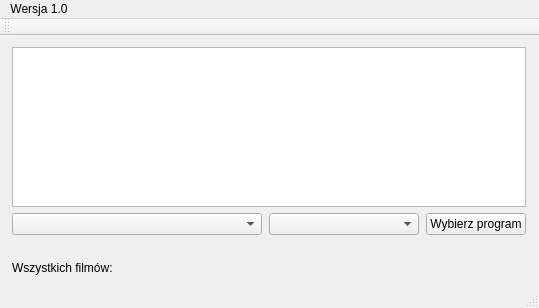
lukaszres/QProgramTV, file mainwindow.ui: the form before one commit.
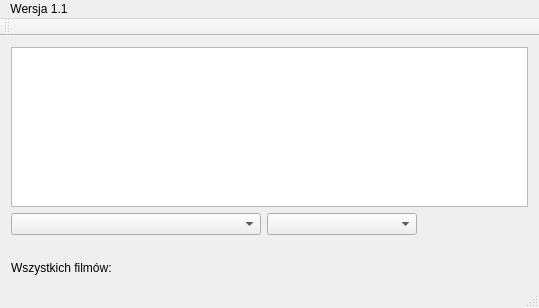
The form after the commit.

Commit message: 1. Using <Qregexp> instead <regex>. 2. Removing PushButton. 3. Removing number of parts and seasons, if occurs in genre combo box list.

Diff of the .ui file:
```diff
--- a/mainwindow.ui
+++ b/mainwindow.ui
@@ -73,19 +73,6 @@
       </property>
      </widget>
     </item>
-    <item row="1" column="2">
-     <widget class="QPushButton" name="pushButton">
-      <property name="maximumSize">
-       <size>
-        <width>100</width>
-        <height>16777215</height>
-       </size>
-      </property>
-      <property name="text">
-       <string>Wybierz program</string>
-      </property>
-     </widget>
-    </item>
     <item row="2" column="0">
      <widget class="QLabel" name="label_2">
       <property name="text">
@@ -113,7 +100,7 @@
    </property>
    <widget class="QMenu" name="menuWersja_1_0">
     <property name="title">
-     <string>Wersja 1.0</string>
+     <string>Wersja 1.1</string>
     </property>
    </widget>
    <addaction name="menuWersja_1_0"/>
```
The commit also changes 8 other files.
